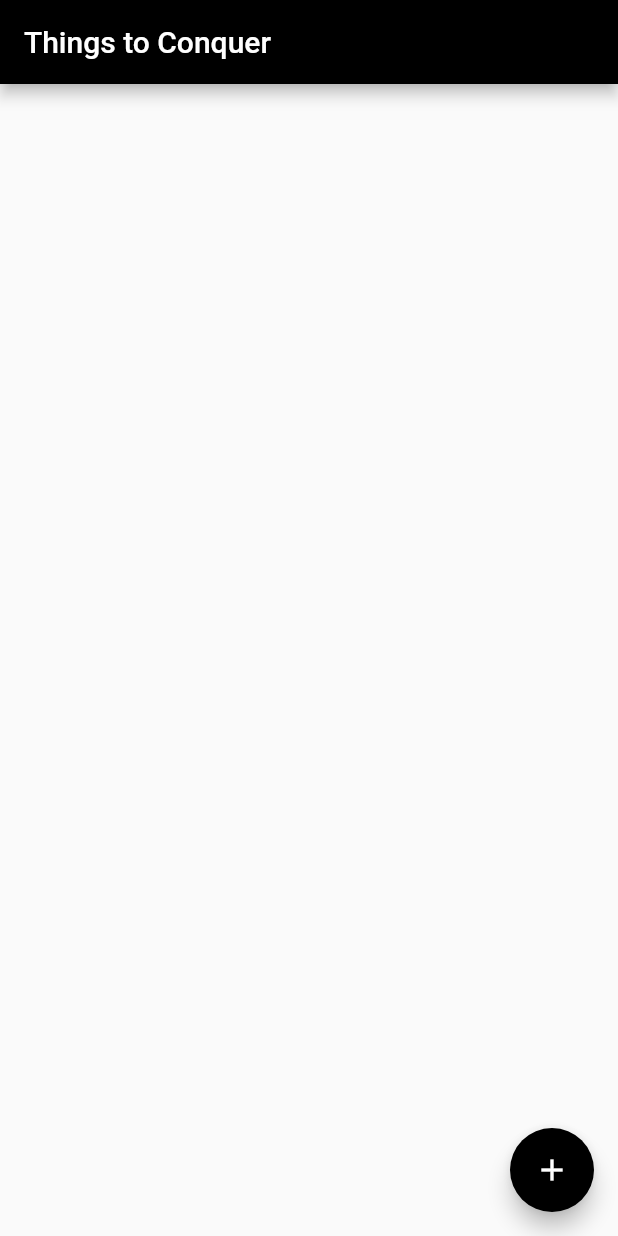
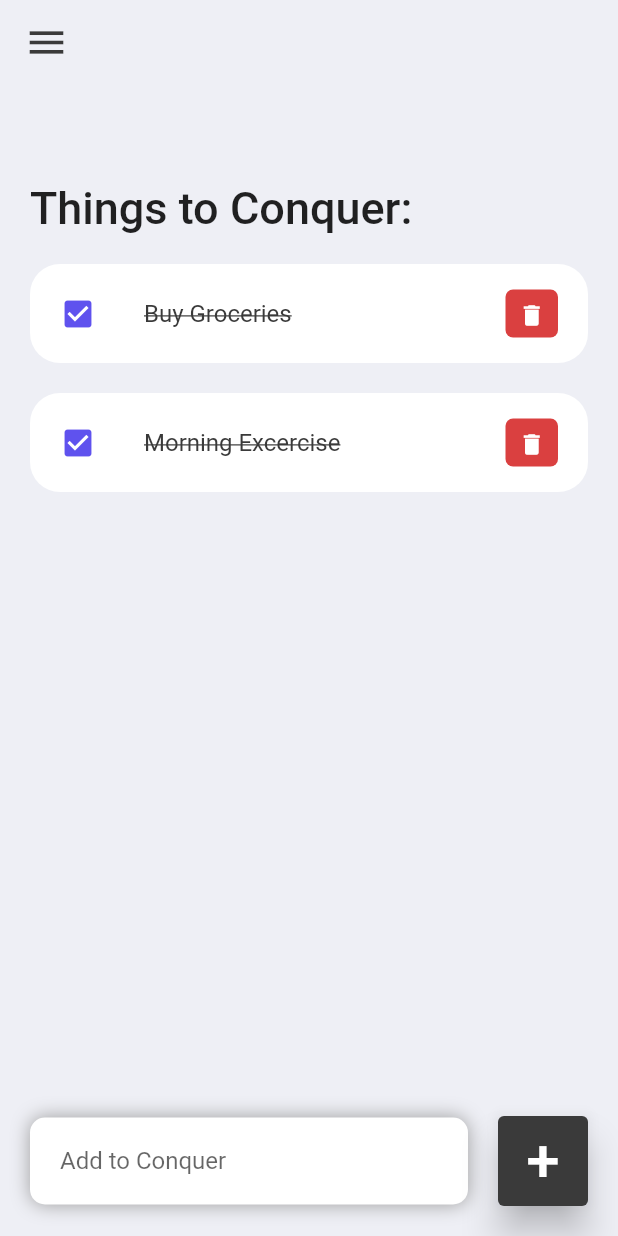
Before and after one commit to vuld0/things-to-conquer, a Flutter app: the screen it shows after launch, on a phone screen of 412 x 824 dp. Run offline on Flutter 3.47's test engine with Material 2 defaults, Android fonts, the phone set to English and light mode, and no system bars.

Commit message:
finishing up with todo list

```diff
--- /dev/null
+++ b/lib/constants/colors.dart
@@ -0,0 +1,10 @@
+import 'package:flutter/material.dart';
+
+const Color tdRed = Color(0xFFDA4040);
+
+const Color tdBlue = Color(0xFF5F52EE);
+
+const Color tdBlack = Color(0xFF3A3A3A);
+const Color tdGrey = Color(0xFF717171);
+
+const Color tdBGColor = Color(0xFFEEEFF5);
--- a/lib/main.dart
+++ b/lib/main.dart
@@ -1,101 +1,23 @@
-// ignore_for_file: prefer_const_constructors
 import 'package:flutter/material.dart';
+import 'package:flutter/services.dart';
+import './screens/home.dart';
 
 void main() {
   runApp(const MyApp());
 }
 
 class MyApp extends StatelessWidget {
-  const MyApp({super.key});
+  const MyApp({Key? key}) : super(key: key);
 
   // This widget is the root of your application.
   @override
   Widget build(BuildContext context) {
-    return MaterialApp(home: TodoList());
+    SystemChrome.setSystemUIOverlayStyle(
+        SystemUiOverlayStyle(statusBarColor: Colors.black));
+    return MaterialApp(
+      debugShowCheckedModeBanner: false,
+      title: 'Things to Conquer',
+      home: Home(),
+    );
   }
 }
-
-class TodoList extends StatefulWidget {
-  @override
-  _TodoListState createState() => _TodoListState();
-}
-
-class _TodoListState extends State<TodoList> {
-  // save data
-  final List<String> _todolist = <String>[];
-  // adding text
-  final TextEditingController _textEditingController = TextEditingController();
-  @override
-  Widget build(BuildContext context) {
-    // app layout
-    return Scaffold(
-      appBar: AppBar(title: const Text('Things to Conquer'), backgroundColor: Colors.black,),
-      body: ListView(children: _getItems()),
-      // add items to the to-do list
-      floatingActionButton: FloatingActionButton(
-          onPressed: () => _displayDialog(context),
-          tooltip: 'Add Item',
-          backgroundColor: Colors.black,
-          child: Icon(Icons.add)),
-    );
-  }
-
-// adding the data to the list
-  void _addItems(String title) {
-    // a set state will notify the app that the state has changed
-    setState(() {
-      _todolist.add(title);
-      _textEditingController.clear();
-    });
-  }
-
-  // this Generate list of item widgets
-  Widget _buildItem(String title) {
-    return ListTile(title: Text(title));
-  }
-
-  // display a dialog for the user to enter items
-  Future<Future> _displayDialog(BuildContext context) async {
-    // alter the app state to show a dialog
-    return showDialog(
-        context: context,
-        builder: (BuildContext context) {
-          return AlertDialog(
-            title: const Text('Add a task to your list'),
-            content: TextField(
-              controller: _textEditingController,
-              decoration: const InputDecoration(hintText: 'Enter task here'),
-            ),
-            actions: <Widget>[
-              // add button
-              TextButton(
-                child: const Text('ADD'),
-                onPressed: () {
-                  Navigator.of(context).pop();
-                  _addItems(_textEditingController.text);
-                },
-              ),
-              // Cancel button
-              TextButton(
-                child: const Text('CANCEL'),
-                onPressed: () {
-                  Navigator.of(context).pop();
-                },
-              )
-            ],
-          );
-        });
-  }
-
-  //looping through our todo list title
-  List<Widget> _getItems() {
-    final List<Widget> _widgetsTodo = <Widget>[];
-    for (String item in _todolist) {
-      _widgetsTodo.add(_buildItem(item));
-    }
-    return _widgetsTodo;
-  }
-
-  // removing items from the list
-
-}
--- /dev/null
+++ b/lib/model/things_to_conquer.dart
@@ -0,0 +1,18 @@
+class ThingsToConquer {
+  String id;
+  String title;
+  bool isDone;
+
+  ThingsToConquer({
+    required this.id,
+    required this.title,
+    this.isDone = false,
+  });
+
+   static List<ThingsToConquer> listToConquer() {
+    return [
+      ThingsToConquer(id: '01', title: 'Morning Excercise', isDone: true ),
+      ThingsToConquer(id: '02', title: 'Buy Groceries', isDone: true ),
+    ];
+  }
+}
--- /dev/null
+++ b/lib/screens/home.dart
@@ -0,0 +1,182 @@
+import 'package:flutter/material.dart';
+
+import '../model/things_to_conquer.dart';
+import '../constants/colors.dart';
+import '../widgets/single_item.dart';
+
+class Home extends StatefulWidget {
+  Home({Key? key}) : super(key: key);
+
+  @override
+  State<Home> createState() => _HomeState();
+}
+
+class _HomeState extends State<Home> {
+  final thingsList = ThingsToConquer.listToConquer();
+  List<ThingsToConquer> _foundToDo = [];
+  final _thingToDo = TextEditingController();
+
+  @override
+  void initState() {
+    _foundToDo = thingsList;
+    super.initState();
+  }
+
+  @override
+  Widget build(BuildContext context) {
+    return Scaffold(
+      backgroundColor: tdBGColor,
+      appBar: _buildAppBar(),
+      body: Stack(
+        children: [
+          Container(
+            padding: EdgeInsets.symmetric(
+              horizontal: 20,
+              vertical: 15,
+            ),
+            child: Column(
+              children: [
+                Expanded(
+                  child: ListView(
+                    children: [
+                      Container(
+                        margin: EdgeInsets.only(
+                          top: 50,
+                          bottom: 20,
+                        ),
+                        child: Text(
+                          'Things to Conquer:',
+                          style: TextStyle(
+                            fontSize: 30,
+                            fontWeight: FontWeight.w500,
+                          ),
+                        ),
+                      ),
+                      for (ThingsToConquer thing in _foundToDo.reversed)
+                        SingleItem(
+                          todo: thing,
+                          onToDoChanged: _checkBox,
+                          onDeleteItem: _removeItem,
+                        ),
+                    ],
+                  ),
+                )
+              ],
+            ),
+          ),
+          Align(
+            alignment: Alignment.bottomCenter,
+            child: Row(children: [
+              Expanded(
+                child: Container(
+                  margin: EdgeInsets.only(
+                    bottom: 20,
+                    right: 20,
+                    left: 20,
+                  ),
+                  padding: EdgeInsets.symmetric(
+                    horizontal: 20,
+                    vertical: 5,
+                  ),
+                  decoration: BoxDecoration(
+                    color: Colors.white,
+                    boxShadow: const [
+                      BoxShadow(
+                        color: Colors.grey,
+                        offset: Offset(0.0, 0.0),
+                        blurRadius: 10.0,
+                        spreadRadius: 0.0,
+                      ),
+                    ],
+                    borderRadius: BorderRadius.circular(10),
+                  ),
+                  child: TextField(
+                    controller: _thingToDo,
+                    decoration: InputDecoration(
+                        hintText: 'Add to Conquer',
+                        border: InputBorder.none),
+                  ),
+                ),
+              ),
+              Container(
+                margin: EdgeInsets.only(
+                  bottom: 20,
+                  right: 20,
+                ),
+                child: ElevatedButton(
+                  child: Text(
+                    '+',
+                    style: TextStyle(
+                      fontSize: 40,
+                    ),
+                  ),
+                  onPressed: () {
+                    _addItem(_thingToDo.text);
+                  },
+                  style: ElevatedButton.styleFrom(
+                    primary: tdBlack,
+                    minimumSize: Size(60, 60),
+                    elevation: 10,
+                  ),
+                ),
+              ),
+            ]),
+          ),
+        ],
+      ),
+    );
+  }
+
+  void _checkBox(ThingsToConquer item) {
+    setState(() {
+      item.isDone = !item.isDone;
+    });
+  }
+
+  void _removeItem(String id) {
+    setState(() {
+      thingsList.removeWhere((item) => item.id == id);
+    });
+  }
+
+  void _addItem(String item) {
+    setState(() {
+      thingsList.add(ThingsToConquer(
+        id: DateTime.now().millisecondsSinceEpoch.toString(),
+        title: item,
+      ));
+    });
+    _thingToDo.clear();
+  }
+
+  void _runFilter(String enteredKeyword) {
+    List<ThingsToConquer> results = [];
+    if (enteredKeyword.isEmpty) {
+      results = thingsList;
+    } else {
+      results = thingsList
+          .where((item) => item.title
+              .toLowerCase()
+              .contains(enteredKeyword.toLowerCase()))
+          .toList();
+    }
+
+    setState(() {
+      _foundToDo = results;
+    });
+  }
+
+  AppBar _buildAppBar() {
+    return AppBar(
+      backgroundColor: tdBGColor,
+      elevation: 0,
+      title: Row(mainAxisAlignment: MainAxisAlignment.spaceBetween, children: [
+        Icon(
+          Icons.menu,
+          color: tdBlack,
+          size: 30,
+        ),
+      ]),
+    );
+  }
+}
--- /dev/null
+++ b/lib/widgets/single_item.dart
@@ -0,0 +1,66 @@
+import 'package:flutter/material.dart';
+
+import '../model/things_to_conquer.dart';
+import '../constants/colors.dart';
+
+class SingleItem extends StatelessWidget {
+  final ThingsToConquer todo;
+  final onToDoChanged;
+  final onDeleteItem;
+
+  const SingleItem({
+    Key? key,
+    required this.todo,
+    required this.onToDoChanged,
+    required this.onDeleteItem,
+  }) : super(key: key);
+
+  @override
+  Widget build(BuildContext context) {
+    return Container(
+      margin: EdgeInsets.only(bottom: 20),
+      child: ListTile(
+        onTap: () {
+          // print('Clicked on Todo Item.');
+          onToDoChanged(todo);
+        },
+        shape: RoundedRectangleBorder(
+          borderRadius: BorderRadius.circular(20),
+        ),
+        contentPadding: EdgeInsets.symmetric(horizontal: 20, vertical: 5),
+        tileColor: Colors.white,
+        leading: Icon(
+          todo.isDone ? Icons.check_box : Icons.check_box_outline_blank,
+          color: tdBlue,
+        ),
+        title: Text(
+          todo.title,
+          style: TextStyle(
+            fontSize: 16,
+            color: tdBlack,
+            decoration: todo.isDone ? TextDecoration.lineThrough : null,
+          ),
+        ),
+        trailing: Container(
+          padding: EdgeInsets.all(0),
+          margin: EdgeInsets.symmetric(vertical: 12),
+          height: 35,
+          width: 35,
+          decoration: BoxDecoration(
+            color: tdRed,
+            borderRadius: BorderRadius.circular(5),
+          ),
+          child: IconButton(
+            color: Colors.white,
+            iconSize: 18,
+            icon: Icon(Icons.delete),
+            onPressed: () {
+              // print('Clicked on delete icon');
+              onDeleteItem(todo.id);
+            },
+          ),
+        ),
+      ),
+    );
+  }
+}
--- a/pubspec.yaml
+++ b/pubspec.yaml
@@ -31,6 +31,7 @@ environment:
 dependencies:
   flutter:
     sdk: flutter
+  provider: 4.3.1
 
 
   # The following adds the Cupertino Icons font to your application.
```
Also changed, not shown: pubspec.lock.
